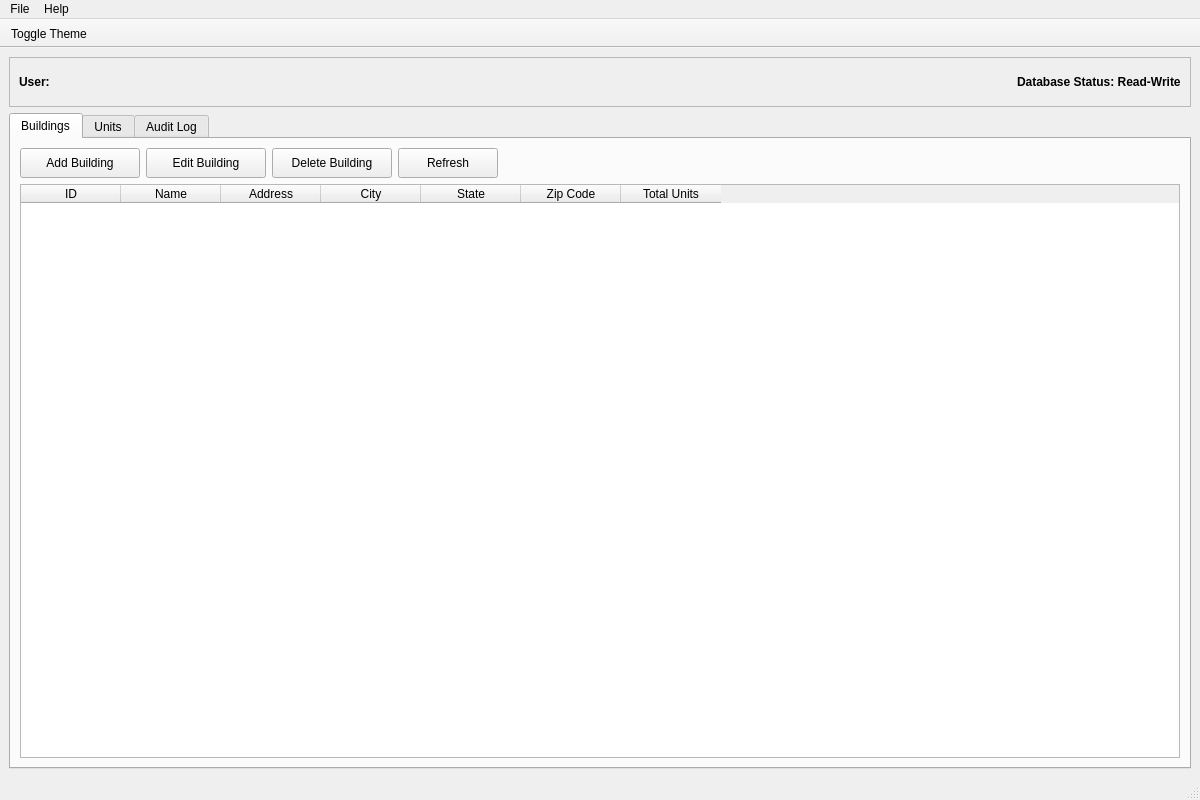
Old version of the form ui/main_window.ui in the repository simoPh83/weeklyreport.
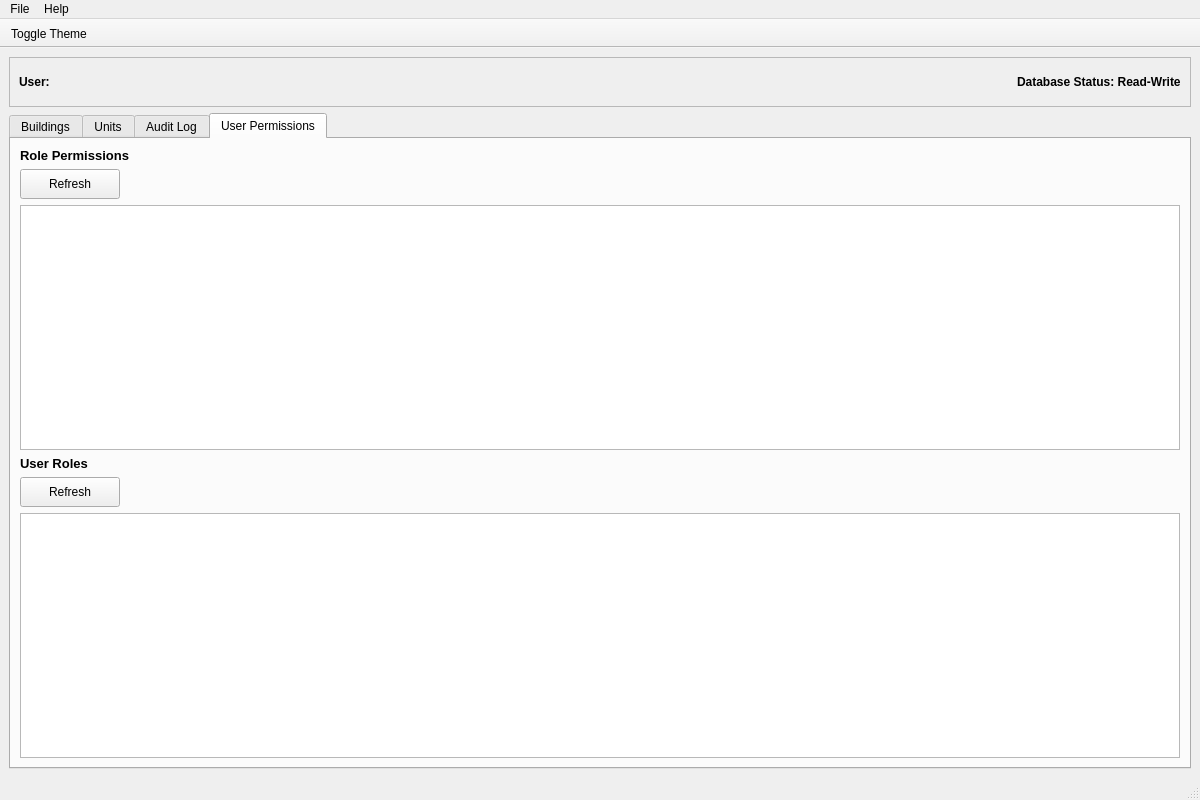
New version of the form. The open tabs and pages were chosen to show the change.

Commit message: started implementing user roles

The edit to the form file:
```diff
--- a/ui/main_window.ui
+++ b/ui/main_window.ui
@@ -407,6 +407,121 @@
         </item>
        </layout>
       </widget>
+      <widget class="QWidget" name="permissionsTab">
+       <attribute name="title">
+        <string>User Permissions</string>
+       </attribute>
+       <layout class="QVBoxLayout" name="permissionsTabLayout">
+        <item>
+         <widget class="QLabel" name="rolePermissionsLabel">
+          <property name="text">
+           <string>Role Permissions</string>
+          </property>
+          <property name="font">
+           <font>
+            <weight>75</weight>
+            <bold>true</bold>
+            <pointsize>10</pointsize>
+           </font>
+          </property>
+         </widget>
+        </item>
+        <item>
+         <layout class="QHBoxLayout" name="rolePermissionsToolbarLayout">
+          <item>
+           <widget class="QPushButton" name="refreshRolePermissionsButton">
+            <property name="text">
+             <string>Refresh</string>
+            </property>
+            <property name="minimumSize">
+             <size>
+              <width>100</width>
+              <height>30</height>
+             </size>
+            </property>
+           </widget>
+          </item>
+          <item>
+           <spacer name="rolePermissionsToolbarSpacer">
+            <property name="orientation">
+             <enum>Qt::Horizontal</enum>
+            </property>
+            <property name="sizeHint" stdset="0">
+             <size>
+              <width>40</width>
+              <height>20</height>
+             </size>
+            </property>
+           </spacer>
+          </item>
+         </layout>
+        </item>
+        <item>
+         <widget class="QTableWidget" name="rolePermissionsTable">
+          <property name="alternatingRowColors">
+           <bool>true</bool>
+          </property>
+          <property name="selectionBehavior">
+           <enum>QAbstractItemView::SelectRows</enum>
+          </property>
+         </widget>
+        </item>
+        <item>
+         <widget class="QLabel" name="userRolesLabel">
+          <property name="text">
+           <string>User Roles</string>
+          </property>
+          <property name="font">
+           <font>
+            <weight>75</weight>
+            <bold>true</bold>
+            <pointsize>10</pointsize>
+           </font>
+          </property>
+         </widget>
+        </item>
+        <item>
+         <layout class="QHBoxLayout" name="userRolesToolbarLayout">
+          <item>
+           <widget class="QPushButton" name="refreshUserRolesButton">
+            <property name="text">
+             <string>Refresh</string>
+            </property>
+            <property name="minimumSize">
+             <size>
+              <width>100</width>
+              <height>30</height>
+             </size>
+            </property>
+           </widget>
+          </item>
+          <item>
+           <spacer name="userRolesToolbarSpacer">
+            <property name="orientation">
+             <enum>Qt::Horizontal</enum>
+            </property>
+            <property name="sizeHint" stdset="0">
+             <size>
+              <width>40</width>
+              <height>20</height>
+             </size>
+            </property>
+           </spacer>
+          </item>
+         </layout>
+        </item>
+        <item>
+         <widget class="QTableWidget" name="userRolesTable">
+          <property name="alternatingRowColors">
+           <bool>true</bool>
+          </property>
+          <property name="selectionBehavior">
+           <enum>QAbstractItemView::SelectRows</enum>
+          </property>
+         </widget>
+        </item>
+       </layout>
+      </widget>
      </widget>
     </item>
    </layout>
```
The commit also changes 11 other files.
